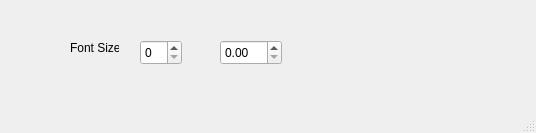
Above: UIFiles/UIFontSize.ui from Joimar/IntelliJPyQtTextEditor before the change. Below: the same form after it.
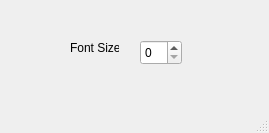
That is the form after the change.

Commit message:
Font size doesn't have to change in the file once it's a notepad version
changed the windowssize ui to remove unsed elements

```diff
--- a/UIFiles/UIFontSize.ui
+++ b/UIFiles/UIFontSize.ui
@@ -6,7 +6,7 @@
    <rect>
     <x>0</x>
     <y>0</y>
-    <width>536</width>
+    <width>269</width>
     <height>133</height>
    </rect>
   </property>
@@ -37,16 +37,6 @@
      </rect>
     </property>
    </widget>
-   <widget class="QDoubleSpinBox" name="doubleSpinBox">
-    <property name="geometry">
-     <rect>
-      <x>220</x>
-      <y>40</y>
-      <width>62</width>
-      <height>25</height>
-     </rect>
-    </property>
-   </widget>
   </widget>
   <widget class="QMenuBar" name="menubar">
    <property name="geometry">
```
Left out of the diff: 2 changed lines with no effect on the pictures. The commit also changes 2 other files.
